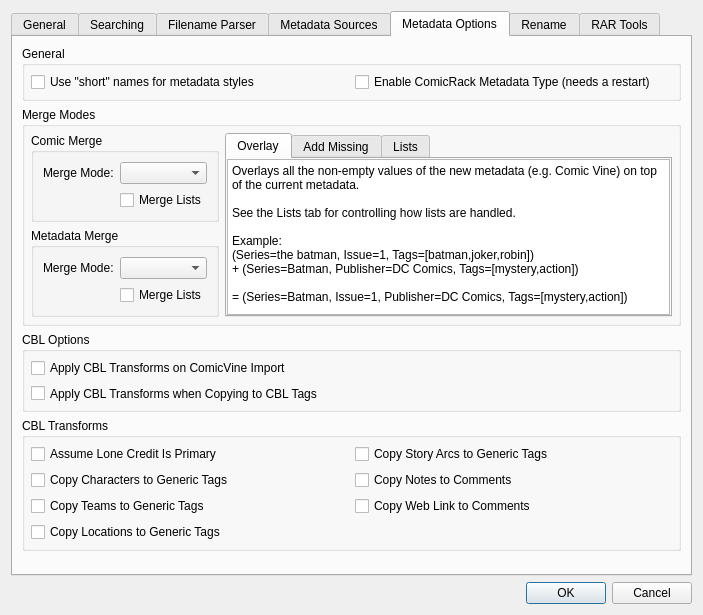
Qt form comictaggerlib/ui/settingswindow.ui (comictagger/comictagger) before a commit.
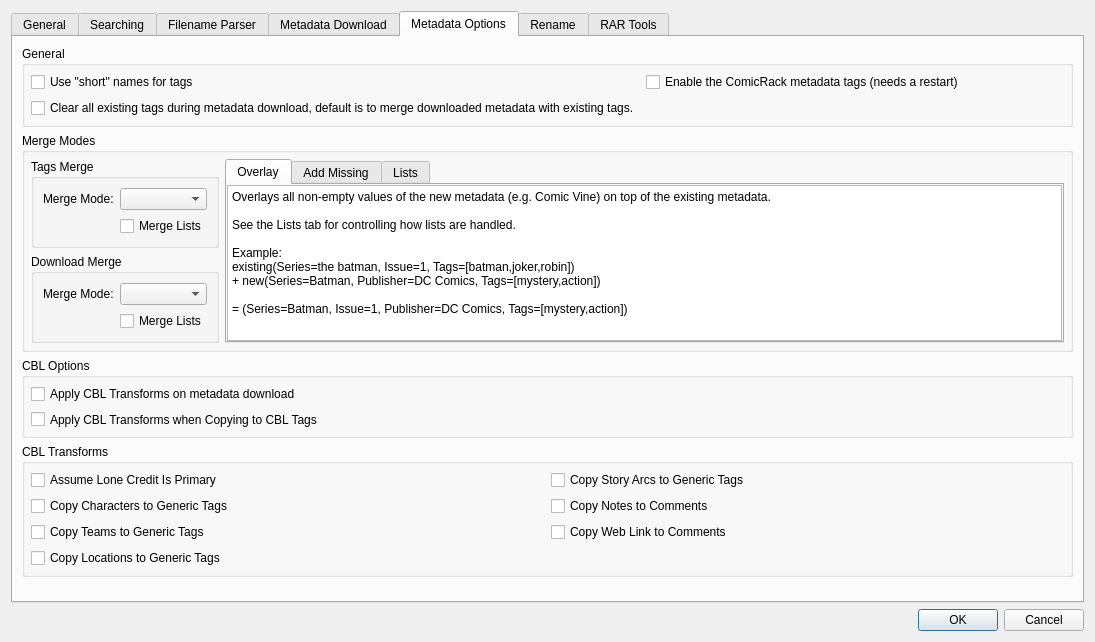
The same form after that commit. The open tabs and pages were chosen to show the change.

```diff
--- a/comictaggerlib/ui/settingswindow.ui
+++ b/comictaggerlib/ui/settingswindow.ui
@@ -6,8 +6,8 @@
    <rect>
     <x>0</x>
     <y>0</y>
-    <width>703</width>
-    <height>615</height>
+    <width>1095</width>
+    <height>642</height>
    </rect>
   </property>
   <property name="windowTitle">
@@ -302,13 +302,6 @@
            </property>
           </widget>
          </item>
-         <item row="2" column="0">
-          <widget class="QCheckBox" name="cbxClearFormBeforePopulating">
-           <property name="text">
-            <string>Clear all existing metadata during import, default is to merge metadata.</string>
-           </property>
-          </widget>
-         </item>
         </layout>
        </widget>
        <widget class="QWidget" name="tFilenameParser">
@@ -417,7 +410,7 @@
        </widget>
        <widget class="QWidget" name="tComicTalkers">
         <attribute name="title">
-         <string>Metadata Sources</string>
+         <string>Metadata Download</string>
         </attribute>
         <layout class="QVBoxLayout" name="verticalLayout_4"/>
        </widget>
@@ -471,7 +464,7 @@
                <string>Use the short name for the metadata styles (CBI, CR, etc.)</string>
               </property>
               <property name="text">
-               <string>Use &quot;short&quot; names for metadata styles</string>
+               <string>Use &quot;short&quot; names for tags</string>
               </property>
              </widget>
             </item>
@@ -481,7 +474,14 @@
                <string>Turn off to only use the CIX metadata type</string>
               </property>
               <property name="text">
-               <string>Enable ComicRack Metadata Type (needs a restart)</string>
+               <string>Enable the ComicRack metadata tags (needs a restart)</string>
+              </property>
+             </widget>
+            </item>
+            <item row="1" column="0">
+             <widget class="QCheckBox" name="cbxClearFormBeforePopulating">
+              <property name="text">
+               <string>Clear all existing tags during metadata download, default is to merge downloaded metadata with existing tags.</string>
               </property>
              </widget>
             </item>
@@ -524,7 +524,7 @@
             <item>
              <widget class="QCheckBox" name="cbxApplyCBLTransformOnCVIMport">
               <property name="text">
-               <string>Apply CBL Transforms on ComicVine Import</string>
+               <string>Apply CBL Transforms on metadata download</string>
               </property>
              </widget>
             </item>
@@ -641,7 +641,7 @@
             <item row="0" column="0">
              <widget class="QGroupBox" name="groupBox_7">
               <property name="title">
-               <string>Comic Merge</string>
+               <string>Tags Merge</string>
               </property>
               <layout class="QFormLayout" name="formLayout">
                <item row="0" column="0">
@@ -692,7 +692,7 @@
             <item row="1" column="0">
              <widget class="QGroupBox" name="groupBox_8">
               <property name="title">
-               <string>Metadata Merge</string>
+               <string>Download Merge</string>
               </property>
               <layout class="QFormLayout" name="formLayout_4">
                <item row="0" column="0">
@@ -795,13 +795,13 @@
                    <bool>false</bool>
                   </property>
                   <property name="plainText">
-                   <string>Overlays all the non-empty values of the new metadata (e.g. Comic Vine) on top of the current metadata.
+                   <string>Overlays all non-empty values of the new metadata (e.g. Comic Vine) on top of the existing metadata.
 
 See the Lists tab for controlling how lists are handled.
 
 Example:
-(Series=the batman, Issue=1, Tags=[batman,joker,robin])
-+ (Series=Batman, Publisher=DC Comics, Tags=[mystery,action])
+existing(Series=the batman, Issue=1, Tags=[batman,joker,robin])
++ new(Series=Batman, Publisher=DC Comics, Tags=[mystery,action])
 
 = (Series=Batman, Issue=1, Publisher=DC Comics, Tags=[mystery,action])</string>
                   </property>
```
Left out of the diff: 52 changed lines with no effect on the pictures.
